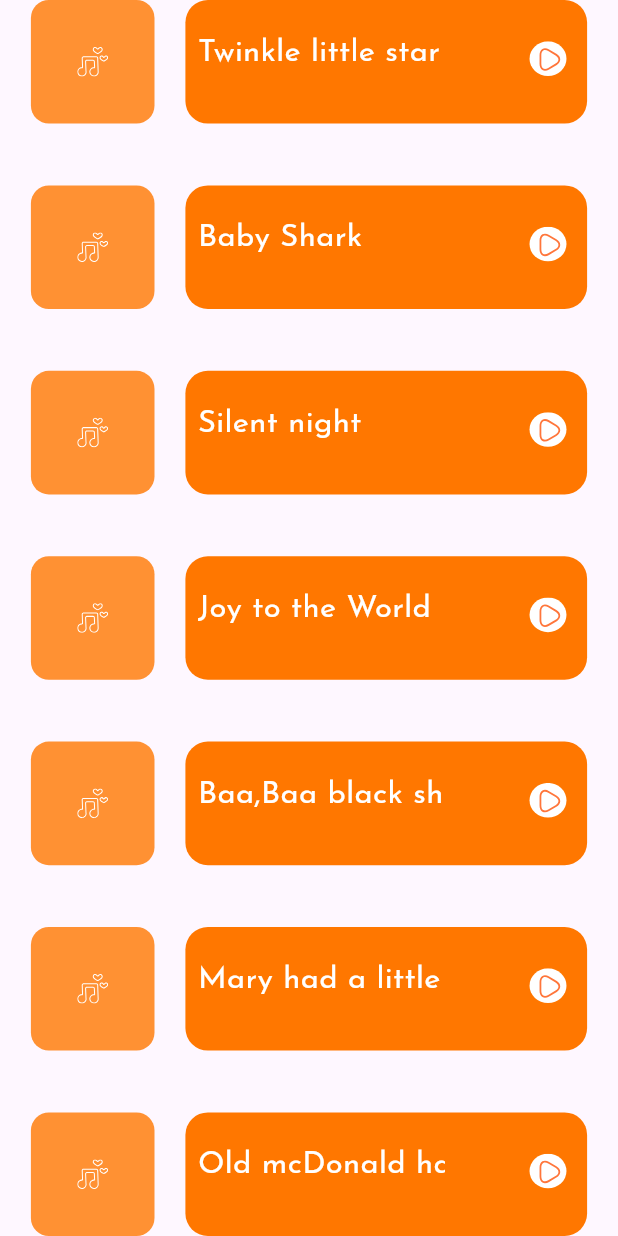
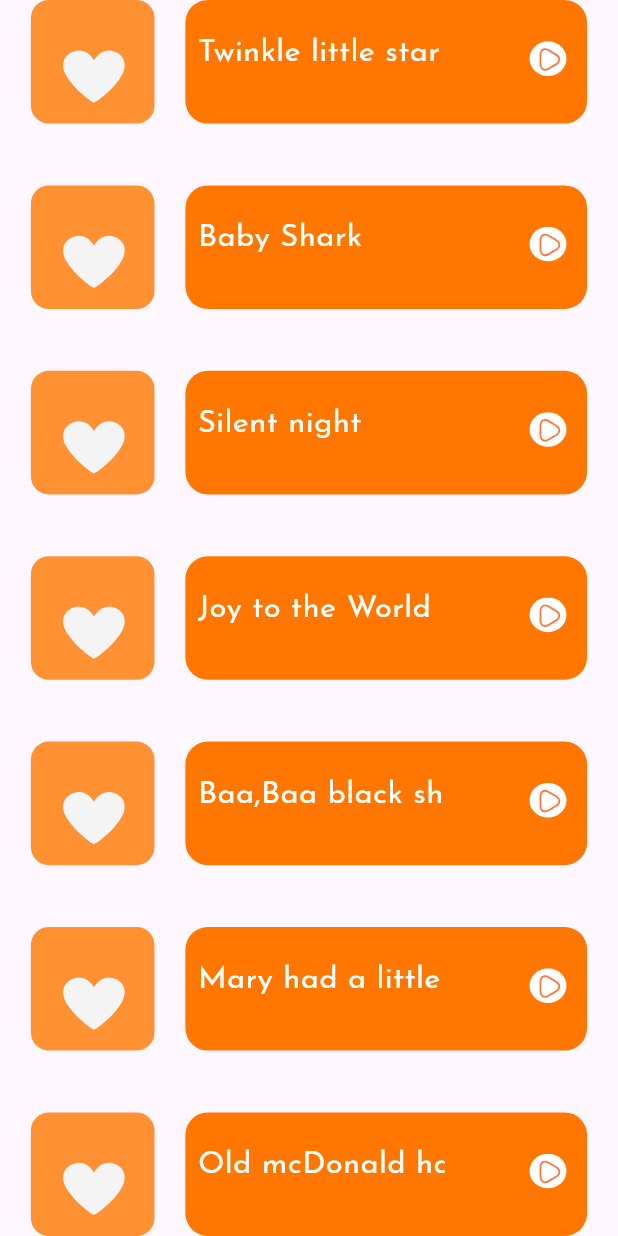
Before and after one commit to Unique-chiemerie/kiddytunes, a Flutter app: the Allsongsscreen widget shown alone on an empty page, opened directly, on a phone screen of 412 x 824 dp. Run offline on Flutter 3.47's test engine with Material 3 defaults, Android fonts, the phone set to English and light mode, and no system bars; our stand-ins replace custom_sliding_segmented_control, flutter_svg, google_fonts, hive, hive_flutter, lottie and 1 more; accounts and stored records are empty.

Commit message:
changing to like button on the song tile

```diff
--- a/lib/screens/mainscreens/all_songs.dart
+++ b/lib/screens/mainscreens/all_songs.dart
@@ -1,6 +1,6 @@
 import 'package:flutter/material.dart';
 import 'package:flutter_svg/flutter_svg.dart';
-import 'package:hive_flutter/hive_flutter.dart';
+import 'package:kiddytunes/app_theme/custom_buttons.dart';
 import 'package:kiddytunes/app_theme/custom_screenwidget.dart';
 import 'package:kiddytunes/data/song_list.dart';
 import 'package:kiddytunes/screens/mainscreens/homescreen.dart';
@@ -24,7 +24,6 @@ class _AllsongsscreenState extends State<Allsongsscreen> {
       itemBuilder: (context, index) {
         final filtered = songListprovider.filteredsongs[index];
         List screensList = songListprovider.filteredsongs.map((filteredSong) {
-          var favebox = Hive.box('favourites');
           return Customcard(
             title: filteredSong,
             lyrics: lyricsMap[filteredSong] ?? 'Lyrics not found',
@@ -45,12 +44,8 @@ class _AllsongsscreenState extends State<Allsongsscreen> {
                 ),
                 height: double.infinity,
                 width: screenWidth * 0.2,
-                child: Center(
-                  child: SvgPicture.asset(
-                    'assets/images/love_song.svg',
-                    height: screenHeight * 0.05,
-                    width: screenWidth * 0.05,
-                  ),
+                child: const Center(
+                  child: Likebutton(),
                 ),
               ),
               SizedBox(
```
Also changed, not shown: lib/screens/mainscreens/favourited_screen.dart (+4 -10 lines).
